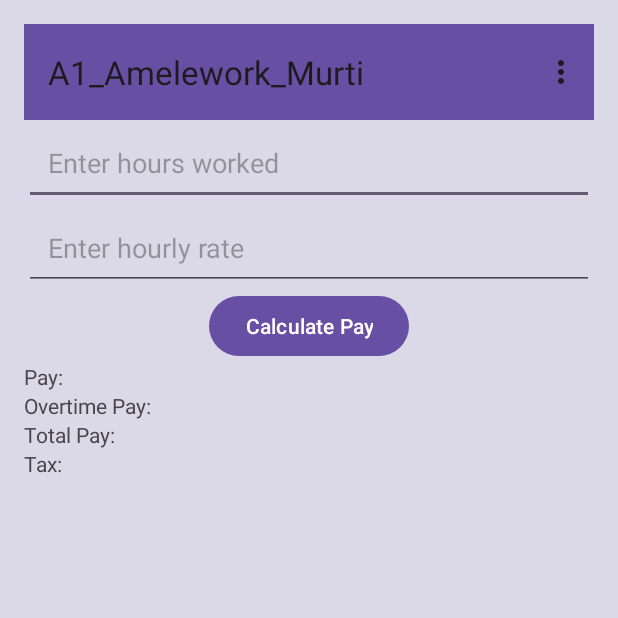
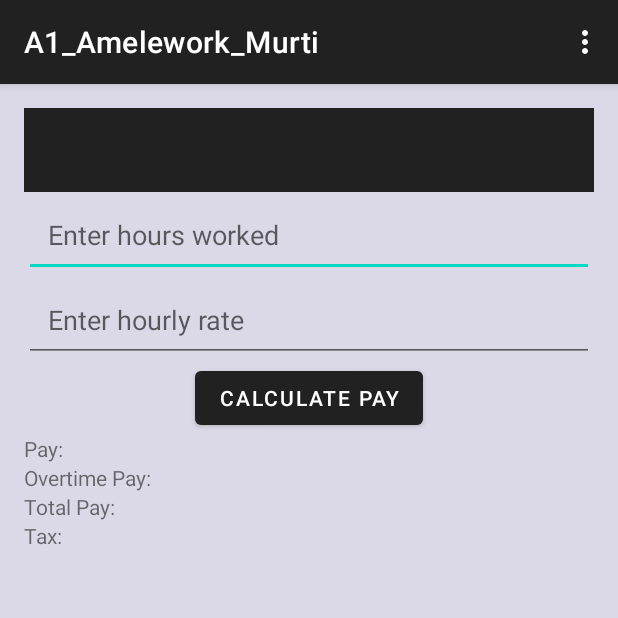
Before and after one commit to AmeleworkMurti/COMP3074-MobAppDev-, an Android app: the screen it shows after launch (MainActivity), on a phone screen of 412 x 824 dp, the top half of it. Run offline under Robolectric (Android 15) with nearby library versions, the phone set to English and light mode, and no system bars; 1 statement that could not run was skipped.

```diff
--- a/app/src/main/res/layout/activity_main.xml
+++ b/app/src/main/res/layout/activity_main.xml
@@ -7,7 +7,9 @@
     android:padding="16dp"
     android:background="#DBD9E7">
 
-<androidx.appcompat.widget.Toolbar
+
+
+ <androidx.appcompat.widget.Toolbar
     android:id="@+id/toolbar"
     android:layout_width="match_parent"
     android:layout_height="?attr/actionBarSize"
@@ -64,4 +66,5 @@
         android:layout_height="wrap_content"
         android:text="Tax:" />
 
+
 </LinearLayout>
--- a/app/src/main/res/values/themes.xml
+++ b/app/src/main/res/values/themes.xml
@@ -1,6 +1,6 @@
 <resources xmlns:tools="http://schemas.android.com/tools">
     <!-- Base application theme. -->
-    <style name="Base.Theme.A1_Amelework_Murti" parent="Theme.Material3.DayNight.NoActionBar">
+    <style name="Base.Theme.A1_Amelework_Murti" parent="Theme.MaterialComponents.DayNight.DarkActionBar">
         <!-- Customize your light theme here. -->
         <!-- <item name="colorPrimary">@color/my_light_primary</item> -->
     </style>
```
